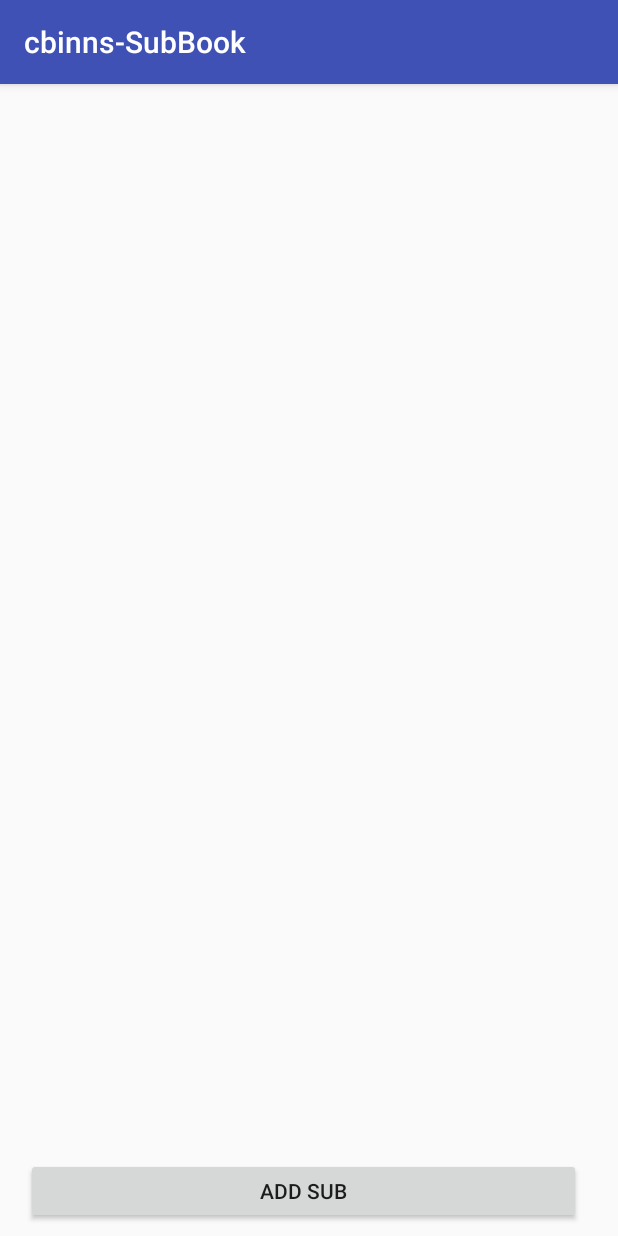
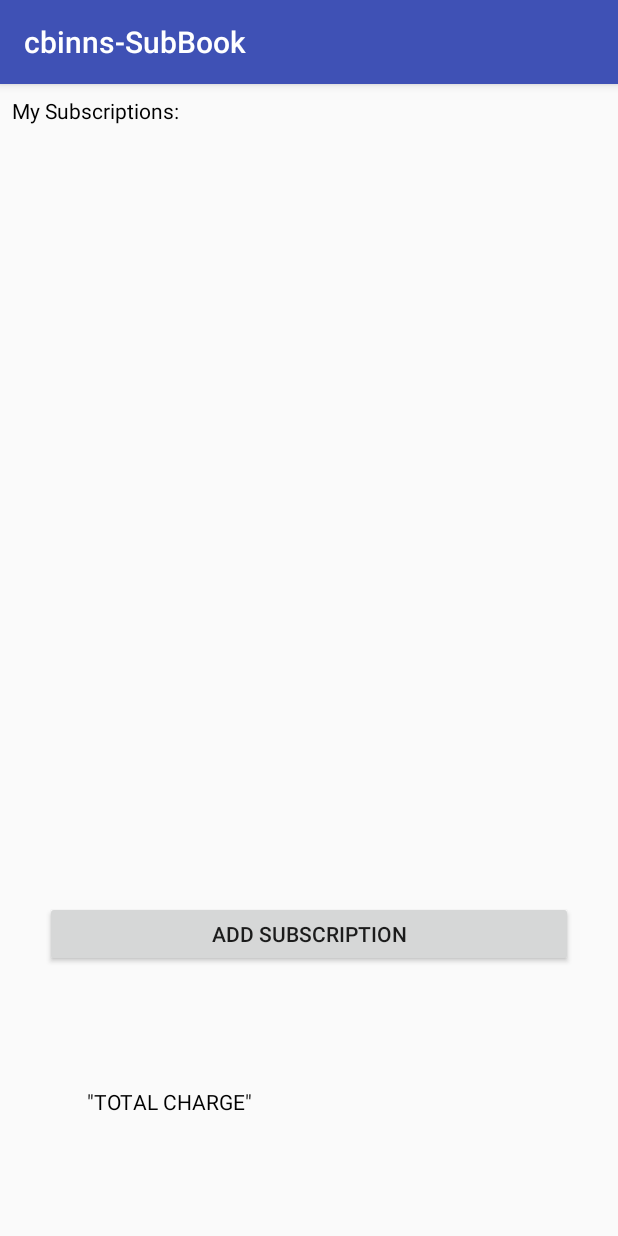
Before and after one commit to cbinns/cbinns-SubBook, an Android app: the screen it shows after launch (HomeScreen), on a phone screen of 412 x 824 dp. Run offline under Robolectric (Android 15) with nearby library versions, the phone set to English and light mode, and no system bars.

Commit message:
got list view displaying/scrolling for sub created on home activity
TODO: send created object back to home activity & create detailed view page w/option to delete :space_invader:

```diff
--- a/assignment1/cbinnsSubBook/app/build.gradle
+++ b/assignment1/cbinnsSubBook/app/build.gradle
@@ -19,7 +19,7 @@ android {
 }
 
 dependencies {
-    implementation fileTree(dir: 'libs', include: ['*.jar'])
+    implementation fileTree(include: ['*.jar'], dir: 'libs')
     implementation 'com.android.support:appcompat-v7:26.1.0'
     implementation 'com.android.support.constraint:constraint-layout:1.0.2'
     implementation 'com.android.support:design:26.1.0'
@@ -27,4 +27,5 @@ dependencies {
     androidTestImplementation 'com.android.support.test:runner:1.0.1'
     androidTestImplementation 'com.android.support.test.espresso:espresso-core:3.0.1'
     implementation 'com.android.support:recyclerview-v7:26.1.0'
+    implementation 'com.google.code.gson:gson:2.2.4'
 }
--- a/assignment1/cbinnsSubBook/app/src/main/java/com/example/cbinns_subbook/HomeScreen.java
+++ b/assignment1/cbinnsSubBook/app/src/main/java/com/example/cbinns_subbook/HomeScreen.java
@@ -1,19 +1,36 @@
 package com.example.cbinns_subbook;
 
+import android.content.Context;
 import android.content.Intent;
 import android.support.v7.app.AppCompatActivity;
 import android.os.Bundle;
 import android.view.View;
 import android.widget.AdapterView;
+import android.widget.ArrayAdapter;
 import android.widget.Button;
 import android.widget.ListView;
 
+import com.google.gson.Gson;
+import com.google.gson.reflect.TypeToken;
+
+import java.io.BufferedReader;
+import java.io.BufferedWriter;
+import java.io.FileInputStream;
+import java.io.FileNotFoundException;
+import java.io.FileOutputStream;
+import java.io.IOException;
+import java.io.InputStreamReader;
+import java.io.OutputStreamWriter;
+import java.lang.reflect.Type;
+import java.util.ArrayList;
+
 
 public class HomeScreen extends AppCompatActivity {
-    private ListView listView;
+    private ListView oldSubscriptionsList;
     private SubscriptionListAdapter listFeedAdapter;
-    private static final String FILENAME = "file.sav";
-
+    private ArrayAdapter<Subscription> adapter;
+    private ArrayList<Subscription> subscriptionsList;
+    private static final String FILENAME="subscriptions.sav";
 
 
 
@@ -22,21 +39,32 @@ public class HomeScreen extends AppCompatActivity {
         super.onCreate(savedInstanceState);
         setContentView(R.layout.home_screen);
 
-        ListView listView = (ListView) findViewById(R.id.listView);
-        listFeedAdapter = new SubscriptionListAdapter(this, R.id.listView);
+
+        oldSubscriptionsList = (ListView) findViewById(R.id.oldSubscriptionsList);
+
+        //listFeedAdapter = new SubscriptionListAdapter(this, R.id.listView);
+
+
 
         Button addButton = (Button) findViewById(R.id.add_sub_button);
         addButton.setOnClickListener(new View.OnClickListener() {
             @Override
             public void onClick(View view) {
-                launchAddScreen();
+                subscriptionsList.clear();
+                launchAddScreen();            // readd this to go to add new sub activity
+                Subscription sub = new Subscription("name", "2018-02-01", "14.2","comment");
+                subscriptionsList.add(sub);
+
+                adapter.notifyDataSetChanged();
+
+                saveInFile();                 // make persistent
             }
         });
 
 
 
-        listView.setAdapter(listFeedAdapter);
-        listView.setOnItemClickListener(new AdapterView.OnItemClickListener() {
+        oldSubscriptionsList.setAdapter(listFeedAdapter);
+        oldSubscriptionsList.setOnItemClickListener(new AdapterView.OnItemClickListener() {
             @Override
             public void onItemClick(AdapterView<?> adapterView, View view, int i, long l) {
                 Subscription subscription = (Subscription) adapterView.getAdapter().getItem(i);
@@ -47,7 +75,9 @@ public class HomeScreen extends AppCompatActivity {
     }
 
     private void launchAddScreen() {
+
         startActivity(new Intent(this, AddSubActivity.class));
+
     }
 
     private void launchSubscriptionDetails(Subscription subscription){
@@ -60,7 +90,53 @@ public class HomeScreen extends AppCompatActivity {
 
     }
 
+    @Override
+    protected void onStart() {
+        super.onStart();
 
+        loadFromFile();
+        adapter = new ArrayAdapter<Subscription>(this, R.layout.list_item, subscriptionsList);
+        oldSubscriptionsList.setAdapter(adapter);
 
+    }
+
+    private void loadFromFile() {
+        try {
+            FileInputStream fis = openFileInput(FILENAME);
+            BufferedReader in = new BufferedReader(new InputStreamReader(fis));
+
+            Gson gson = new Gson();
+
+            // Taken https://stackoverflow.com/questions/12384064/gson-convert-from-json-to-a-typed-arraylistt
+            // 2018-01-23
+            Type listType = new TypeToken<ArrayList<Subscription>>(){}.getType();
+            subscriptionsList = gson.fromJson(in, listType);
+
+        } catch (FileNotFoundException e) {
+            subscriptionsList = new ArrayList<Subscription>();
+        } catch (IOException e) {
+            throw new RuntimeException();
+        }
+    }
+
+    private void saveInFile() {
+        try {
+
+            FileOutputStream fos = openFileOutput(FILENAME,
+                    Context.MODE_PRIVATE);
+            BufferedWriter out = new BufferedWriter(new OutputStreamWriter(fos));
+
+            Gson gson = new Gson();
+            gson.toJson(subscriptionsList, out);
+            out.flush();
+
+        } catch (FileNotFoundException e) {
+            // TODO Auto-generated catch block
+            throw new RuntimeException();
+        } catch (IOException e) {
+            // TODO Auto-generated catch block
+            throw new RuntimeException();
+        }
+    }
 
 }
--- a/assignment1/cbinnsSubBook/app/src/main/res/layout/home_screen.xml
+++ b/assignment1/cbinnsSubBook/app/src/main/res/layout/home_screen.xml
@@ -7,30 +7,58 @@
     tools:context="com.example.cbinns_subbook.HomeScreen">
 
 
-    <ListView
-        android:id="@+id/listView"
-        android:layout_width="368dp"
-        android:layout_height="443dp"
-        android:layout_marginEnd="8dp"
+    <TextView
+        android:id="@+id/oldSubscriptionsTitle"
+        android:layout_width="wrap_content"
+        android:layout_height="wrap_content"
         android:layout_marginStart="8dp"
+        android:layout_marginLeft="8dp"
         android:layout_marginTop="8dp"
-        app:layout_constraintEnd_toEndOf="parent"
+        android:text="My Subscriptions: "
+        android:textColor="@android:color/background_dark"
         app:layout_constraintStart_toStartOf="parent"
         app:layout_constraintTop_toTopOf="parent" />
 
+    <ListView
+        android:id="@+id/oldSubscriptionsList"
+        android:layout_width="368dp"
+        android:layout_height="373dp"
+        android:layout_marginEnd="8dp"
+        android:layout_marginStart="8dp"
+        app:layout_constraintBottom_toTopOf="@+id/add_sub_button"
+        app:layout_constraintEnd_toEndOf="parent"
+        app:layout_constraintHorizontal_bias="0.0"
+        app:layout_constraintStart_toStartOf="parent"
+        app:layout_constraintTop_toBottomOf="@+id/oldSubscriptionsTitle">
+
+    </ListView>
+
     <Button
         android:id="@+id/add_sub_button"
-        android:layout_width="370dp"
+        android:layout_width="352dp"
         android:layout_height="44dp"
+        android:layout_marginEnd="8dp"
+        android:layout_marginStart="8dp"
+        android:text="Add Subscription"
+        app:layout_constraintBottom_toTopOf="@+id/chargeTotalText"
+        app:layout_constraintEnd_toEndOf="parent"
+        app:layout_constraintLeft_toLeftOf="parent"
+        app:layout_constraintStart_toStartOf="parent"
+        app:layout_constraintTop_toBottomOf="@+id/oldSubscriptionsList" />
+
+    <TextView
+        android:id="@+id/chargeTotalText"
+        android:layout_width="338dp"
+        android:layout_height="wrap_content"
         android:layout_marginBottom="8dp"
-        android:layout_marginEnd="8dp"
+        android:layout_marginEnd="16dp"
+        android:layout_marginLeft="16dp"
         android:layout_marginTop="8dp"
-        android:text="Add Sub"
+        android:text='"TOTAL CHARGE"'
+        android:textColor="@android:color/background_dark"
         app:layout_constraintBottom_toBottomOf="parent"
         app:layout_constraintEnd_toEndOf="parent"
         app:layout_constraintLeft_toLeftOf="parent"
-        app:layout_constraintStart_toStartOf="parent"
-        app:layout_constraintTop_toBottomOf="@+id/listView"
-        app:layout_constraintVertical_bias="1.0" />
+        app:layout_constraintTop_toBottomOf="@+id/add_sub_button" />
 
 </android.support.constraint.ConstraintLayout>
```
Also changed, not shown: assignment1/cbinnsSubBook/app/src/main/java/com/example/cbinns_subbook/AddSubActivity.java (+14 -8 lines), assignment1/cbinnsSubBook/app/src/main/java/com/example/cbinns_subbook/Subscription.java (+14 -0 lines), assignment1/cbinnsSubBook/app/src/main/res/layout/activity_add_sub.xml (+21 -5 lines), assignment1/cbinnsSubBook/app/src/main/res/layout/list_item.xml (added, +7 -0 lines).
